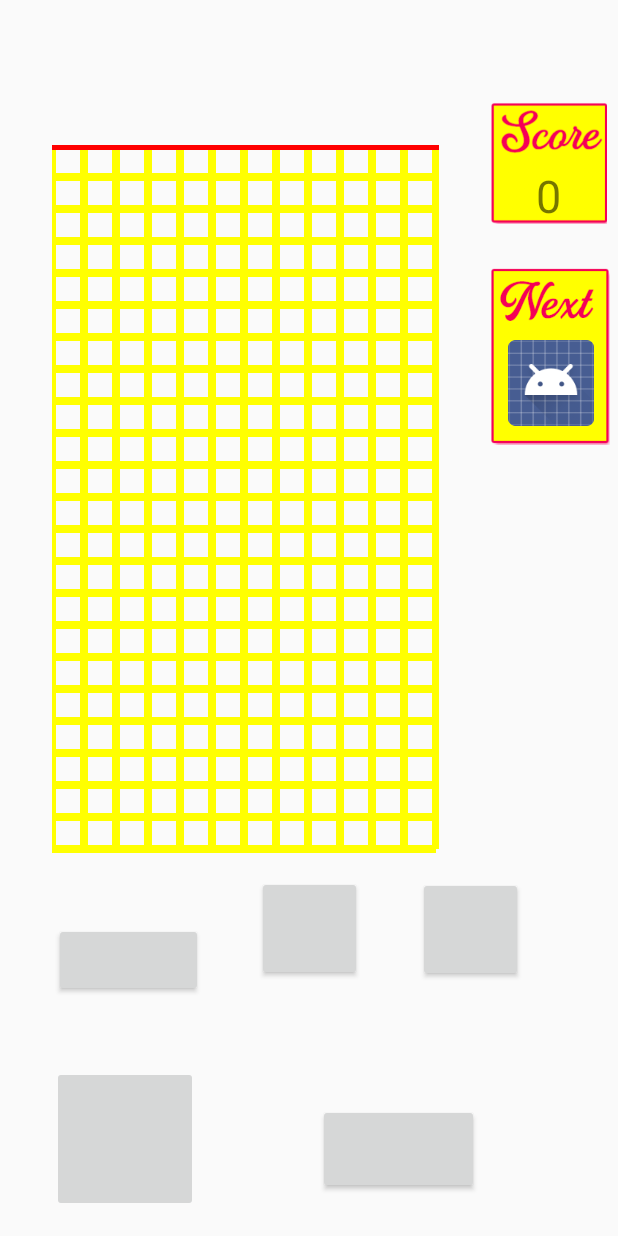
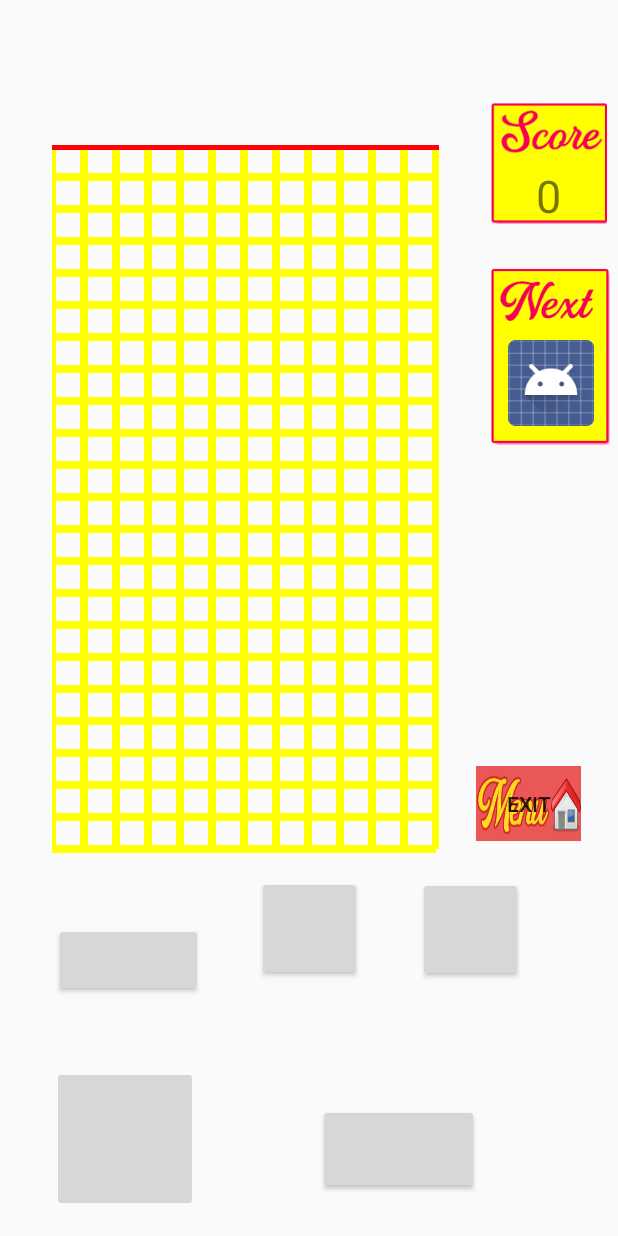
Before and after one commit to calidad-G7-2020/calidad-Grupo7, an Android app: the layout activity_main.xml on its own in the app's theme, with its tools: preview values and no code run, on a phone screen of 412 x 824 dp. Run offline under Robolectric (Android 15) with nearby library versions, the phone set to English and light mode, and no system bars.

Commit message:
exit test

```diff
--- a/app/src/main/java/com/mainpakage/tetrix/MainActivity.java
+++ b/app/src/main/java/com/mainpakage/tetrix/MainActivity.java
@@ -4,6 +4,7 @@ import androidx.appcompat.app.AppCompatActivity;
 import androidx.constraintlayout.widget.ConstraintLayout;
 
 
+import android.app.Activity;
 import android.app.ActivityManager;
 import android.content.Context;
 import android.content.Intent;
@@ -238,7 +239,11 @@ public class MainActivity extends AppCompatActivity {
             customView.getSta().start();}
     }
 
+    public void exitView (View view)
 
+    {
+        finish();
+    }
 
     public void updateScore(String s){
         sc.setText(s);
--- a/app/src/main/res/layout/activity_main.xml
+++ b/app/src/main/res/layout/activity_main.xml
@@ -134,4 +134,22 @@
         app:layout_constraintStart_toStartOf="parent"
         app:layout_constraintTop_toBottomOf="@+id/CustomView" />
 
+    <Button
+        android:id="@+id/exit"
+        android:layout_width="70dp"
+        android:layout_height="50dp"
+        android:layout_marginStart="15dp"
+        android:layout_marginLeft="15dp"
+        android:layout_marginTop="201dp"
+        android:layout_marginEnd="16dp"
+        android:layout_marginRight="16dp"
+        android:layout_marginBottom="15dp"
+        android:onClick="exitView"
+        android:background="@drawable/menu"
+        app:layout_constraintBottom_toTopOf="@+id/flechader"
+        app:layout_constraintEnd_toEndOf="parent"
+        app:layout_constraintStart_toEndOf="@+id/CustomView"
+        app:layout_constraintTop_toBottomOf="@+id/npbackground"
+        tools:text="Exit" />
+
 </androidx.constraintlayout.widget.ConstraintLayout>
```
Also changed, not shown: 2 other files.
